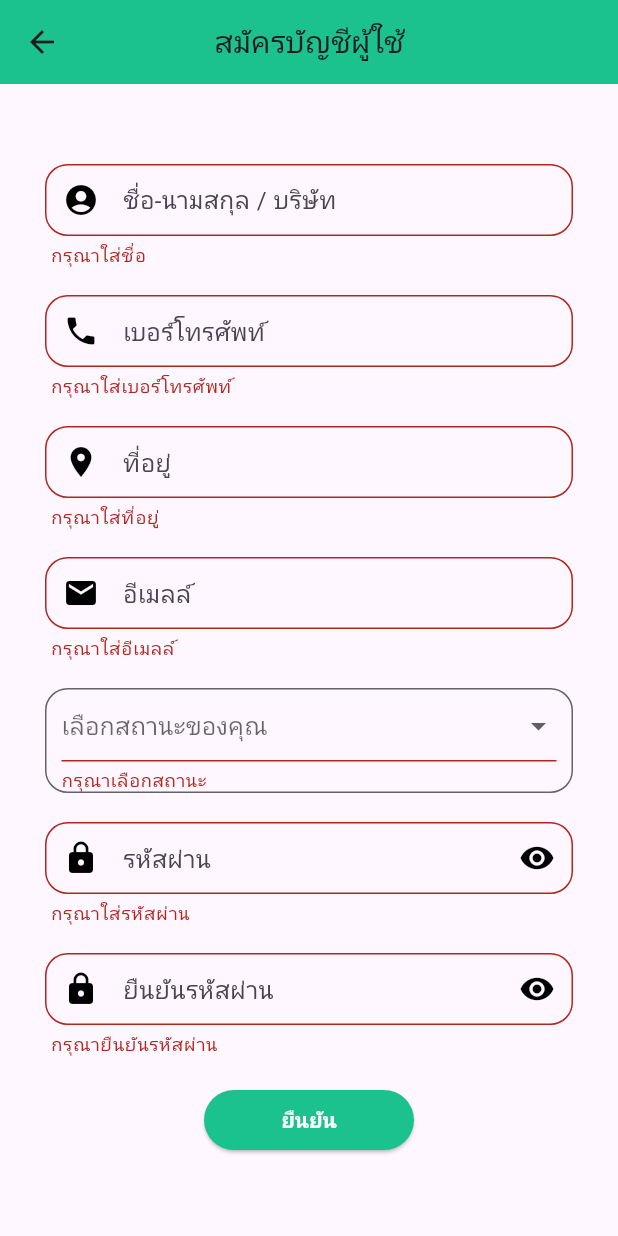
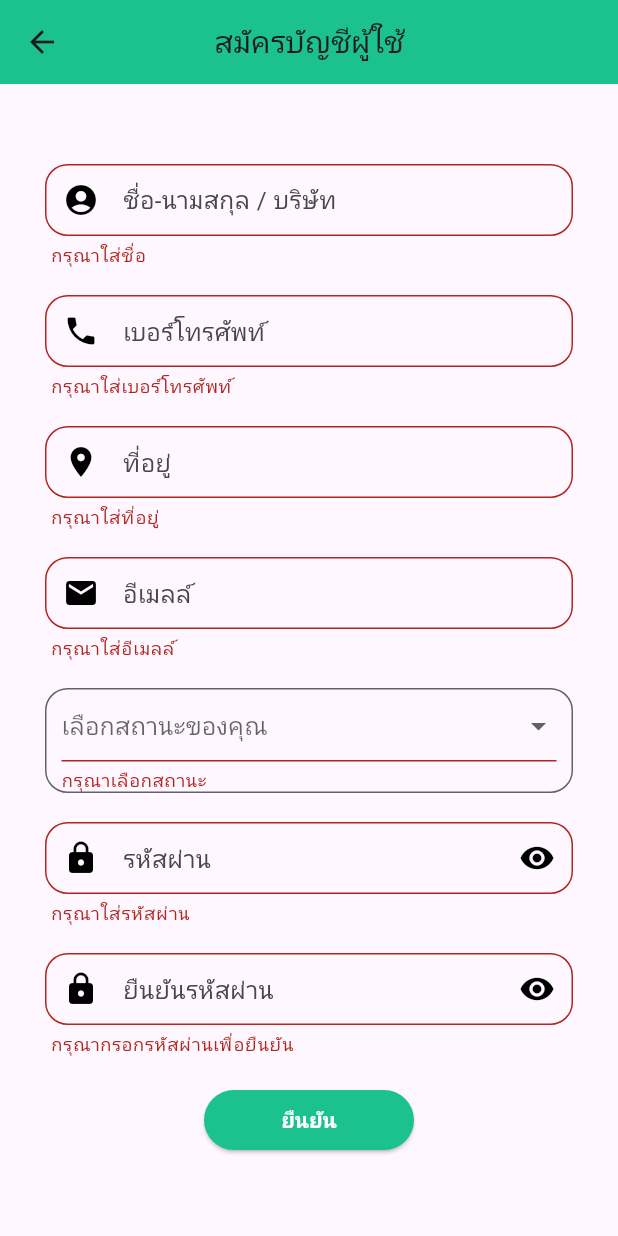
Before and after one commit to Jumptothehell/app2nd, a Flutter app: the RegisterScreen screen opened by its route, after a tap on "ยืนยัน", on a phone screen of 412 x 824 dp. Run offline on Flutter 3.47's test engine with Material 2 defaults, Android fonts, the phone set to English and light mode, and no system bars; our stand-ins replace google_fonts.

Commit message:
Rename folder

```diff
--- a/lib/src/navigation/bottom_appbar.dart
+++ b/lib/src/navigation/bottom_appbar.dart
@@ -1,4 +1,4 @@
-import 'package:app2nd/src/screen/accounntPage/accountpage.dart';
+import 'package:app2nd/src/screen/accountPage/accountpage.dart';
 import 'package:app2nd/src/screen/mainhome.dart';
 import 'package:flutter/material.dart';
 
--- a/lib/src/screen/register.dart
+++ b/lib/src/screen/register.dart
@@ -306,11 +306,17 @@ class _RegisterScreenState extends State<RegisterScreen> {
                     controller: confirmPassCtrl,
                     validator: (value) {
                       if (value == null || value.isEmpty) {
-                        return 'กรุณายืนยันรหัสผ่าน';
-                      } else if (passwordCtrl.text != confirmPassCtrl.text) {
+                        return 'กรุณากรอกรหัสผ่านเพื่อยืนยัน';
+                      } else if (value != passwordCtrl.text) {
                         return 'รหัสผ่านไม่ตรงกัน';
                       }
                       return null;
+                      // if (confirmPassCtrl.text.isEmpty ?? true) {
+                      //   return 'กรุณายืนยันรหัสผ่าน';
+                      // } else if (passwordCtrl.text != confirmPassCtrl.text) {
+                      //   return 'รหัสผ่านไม่ตรงกัน';
+                      // }
+                      // return null;
                     },
                     decoration: InputDecoration(
                       hintText: 'ยืนยันรหัสผ่าน',
```
Also changed, not shown: lib/main.dart (+3 -4 lines), lib/src/screen/accountPage/accountpage.dart (renamed from lib/src/screen/accounntPage/accountpage.dart), lib/src/screen/accountPage/contact.dart (renamed from lib/src/screen/accounntPage/contact.dart), lib/src/screen/accountPage/editprofile.dart (renamed from lib/src/screen/accounntPage/editprofile.dart), lib/src/screen/accountPage/faq.dart (renamed from lib/src/screen/accounntPage/faq.dart).
